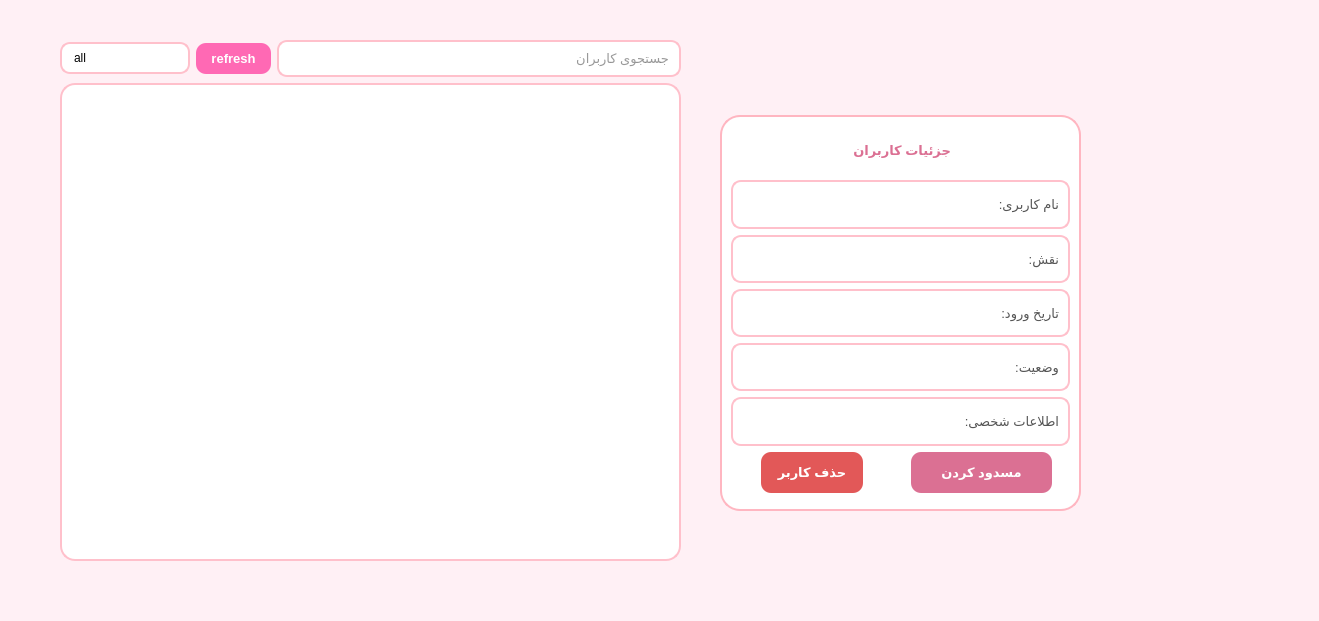
This is bookClub/src/ui/adminpage.ui in sarinab-eng/bookCLUB as Qt 5 draws it before an edit. The edited form follows.
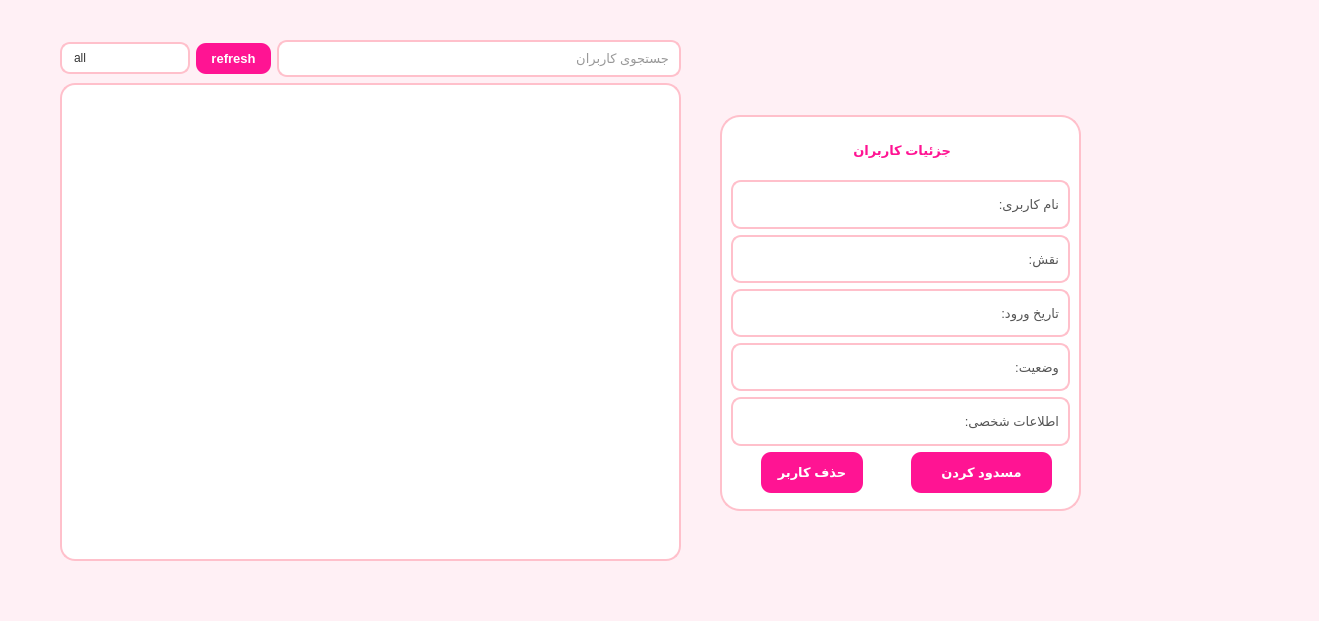
This is the edited form.

```diff
--- a/bookClub/src/ui/adminpage.ui
+++ b/bookClub/src/ui/adminpage.ui
@@ -16,7 +16,7 @@
   <property name="styleSheet">
    <string notr="true">/* پس‌زمینه اصلی صفحه ادمین */
 QWidget#AdminPage { 
-    background-color: #FFF0F5; /* صورتی بسیار روشن (LavenderBlush) */
+    background-color: #FFF0F5;
 }
 
 /* استایل فیلد جستجو (txtSearch) */
@@ -40,6 +40,7 @@
     border-radius: 10px;
     padding: 6px 12px;
     background: #FFFFFF;
+    color: #333333;
     min-width: 80px;
     font-family: &quot;Segoe UI&quot;, &quot;Tahoma&quot;;
 }
@@ -57,8 +58,8 @@
 
 /* استایل دکمه ریفرش (refreshButton) */
 QPushButton#refreshButton {
-    background-color: #FF69B4; /* صورتی سرخابی روشن (همانند دکمه لاگین) */
-    color: white;
+    background-color: #FF1493;
+    color: #FFFFFF;
     border-radius: 10px;
     padding: 8px 15px;
     font-weight: bold;
@@ -73,18 +74,18 @@
 /* استایل کادر سمت راست - جزئیات کاربران (detailsGroupBox) */
 QGroupBox#detailsGroupBox {
     background-color: #FFFFFF;
-    border: 2px solid #FFB6C1;
+    border: 2px solid #FFC0CB;
     border-radius: 20px;
     margin-top: 15px;
     font-weight: bold;
     font-size: 14px;
-    color: #DB7093;
+    color: #C71585;
     font-family: &quot;Segoe UI&quot;, &quot;Tahoma&quot;;
 }
 
 /* استایل لیبل‌های ثابت پنل سمت راست (نام کاربری:، نقش: و...) */
 QLabel {
-    color: #DB7093;
+    color: #FF1493;
     font-weight: bold;
     font-size: 13px;
     font-family: &quot;Segoe UI&quot;, &quot;Tahoma&quot;;
@@ -115,8 +116,8 @@
 
 /* استایل دکمه مسدود/رفع مسدودیت کاربر (btnBlockUser) */
 QPushButton#btnBlockUser {
-    background-color: #DB7093; /* صورتی تیره هماهنگ با تم */
-    color: white;
+    background-color: #FF1493;
+    color: #FFFFFF;
     border-radius: 10px;
     padding: 10px;
     font-weight: bold;
@@ -128,10 +129,10 @@
     background-color: #C71585; /* ارغوانی/صورتی تیره تر هنگام هاور */
 }
 
-/* استایل دکمه حذف کاربر (btnDeleteUser) */
+/* استایل دکمه حذف کاربر (btnDeleteUser) - تغییر به سرخابی */
 QPushButton#btnDeleteUser {
-    background-color: #E25858; /* قرمز صورتی ملایم برای دکمه حذف جهت حفظ تم بصری */
-    color: white;
+    background-color: #FF1493;
+    color: #FFFFFF;
     border-radius: 10px;
     padding: 10px;
     font-weight: bold;
@@ -149,14 +150,14 @@
     border: 2px solid #FFC0CB;
     border-radius: 15px;
     gridline-color: #FFF0F5;
-    selection-background-color: #FFB6C1;
+    selection-background-color: #FF69B4;
     selection-color: #FFFFFF;
     font-family: &quot;Segoe UI&quot;, &quot;Tahoma&quot;;
 }
 
 QHeaderView::section {
-    background-color: #FF69B4;
-    color: white;
+    background-color: #FF1493;
+    color: #FFFFFF;
     padding: 6px;
     border: none;
     border-bottom: 1px solid #FFF0F5;
@@ -169,10 +170,10 @@
     border-top-left-radius: 12px;
 }
 
-/* گرد کردن گوشه بالایی سمت راست هدر */
 QHeaderView::section:last {
     border-top-right-radius: 12px;
-}</string>
+}
+</string>
   </property>
   <widget class="QGroupBox" name="detailsGroupBox">
    <property name="geometry">
```
Left out of the diff: 10 changed lines with no effect on the pictures.
